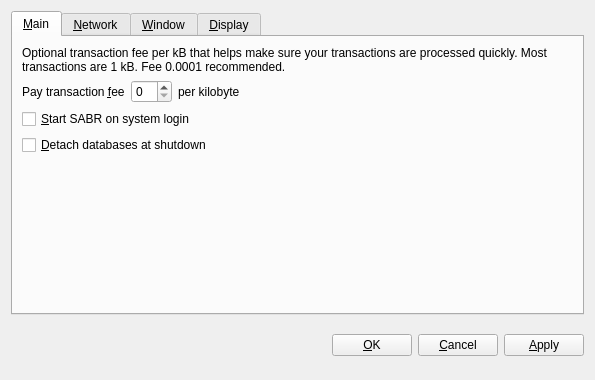
This is src/qt/forms/optionsdialog.ui in SFTZ/SABR as Qt 5 draws it before an edit. The edited form follows.
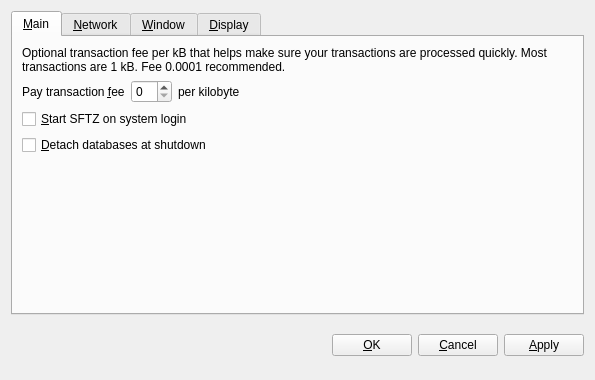
This is the edited form. The open tabs and pages were chosen to show the change. Custom widgets are drawn as their Qt base class.

```diff
--- a/src/qt/forms/optionsdialog.ui
+++ b/src/qt/forms/optionsdialog.ui
@@ -86,7 +86,7 @@
           <string>Automatically start SABR after logging in to the system.</string>
          </property>
          <property name="text">
-          <string>&amp;Start SABR on system login</string>
+          <string>&amp;Start SFTZ on system login</string>
          </property>
         </widget>
        </item>
```
Left out of the diff: 8 changed lines with no effect on the pictures.
